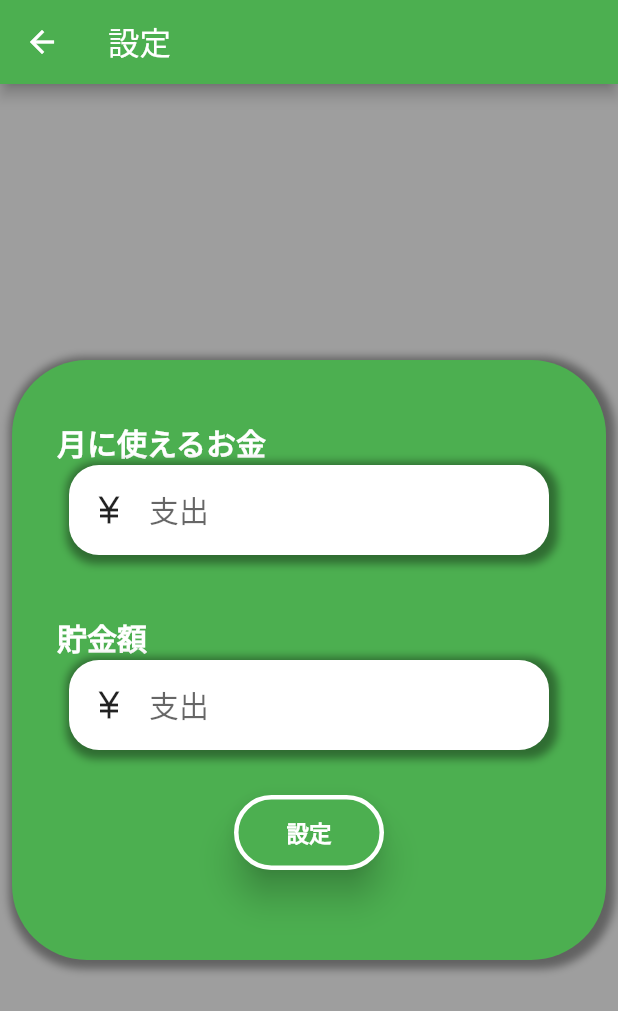
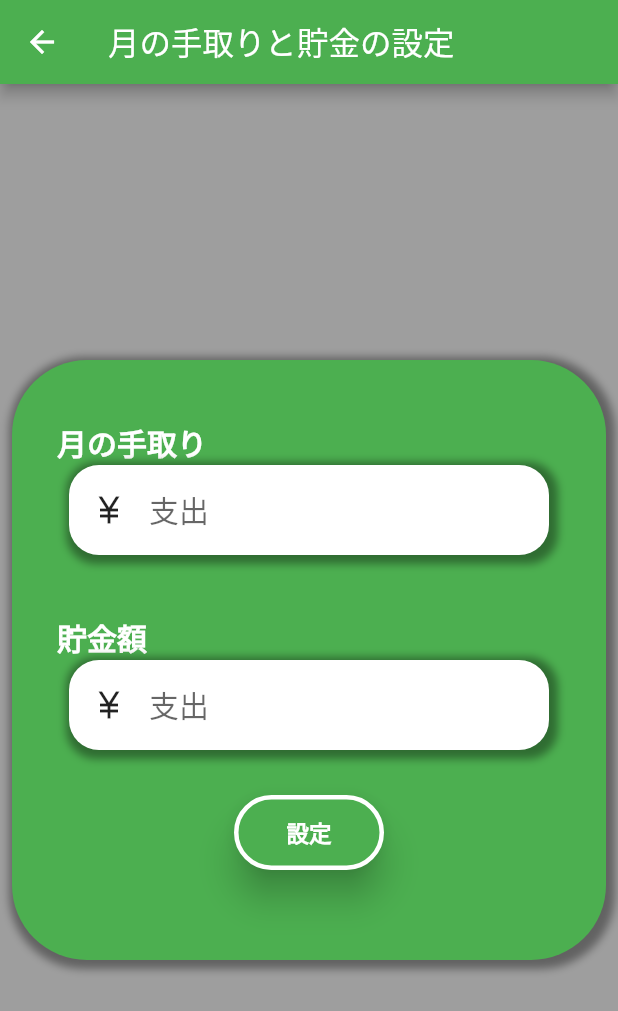
Before and after one commit to keito0612/budget_life, a Flutter app: the screen it shows after launch, after a tap on the "settings" icon, on a phone screen of 412 x 824 dp. Shown: the top 1011 px of the screen. Run offline on Flutter 3.47's test engine with Material 2 defaults, Android fonts, the phone set to English and light mode, and no system bars; our stand-ins replace flutter_riverpod, flutter_slidable, freezed_annotation, grouped_list, hooks_riverpod, shared_preferences and 1 more; accounts and stored records are empty.

Commit message:
一部修正

```diff
--- a/lib/page/balance_savingings_settings_page.dart
+++ b/lib/page/balance_savingings_settings_page.dart
@@ -25,7 +25,7 @@ class BalanceSavingSettingsPage extends ConsumerWidget {
           backgroundColor: Colors.grey,
           appBar: AppBar(
             backgroundColor: Colors.green,
-            title: const Text("設定"),
+            title: const Text("月の手取りと貯金の設定"),
           ),
           body: Center(
             child: Padding(
@@ -46,7 +46,7 @@ class BalanceSavingSettingsPage extends ConsumerWidget {
                 height: 400,
                 child: Column(
                   children: [
-                    balanceTextField(ref, "月に使えるお金"),
+                    balanceTextField(ref, "月の手取り"),
                     savingTextField("貯金額", ref),
                     settingButton(context, ref)
                   ],
--- a/lib/page/input_page.dart
+++ b/lib/page/input_page.dart
@@ -1,5 +1,5 @@
 import 'package:budget/page/expense/expense_page.dart';
-import 'package:budget/page/income_page.dart';
+import 'package:budget/page/income/income_page.dart';
 import 'package:flutter/cupertino.dart';
 import 'package:flutter/material.dart';
 import 'package:flutter_riverpod/flutter_riverpod.dart';
--- a/lib/viewModels/balance_with_saving_model.dart
+++ b/lib/viewModels/balance_with_saving_model.dart
@@ -14,15 +14,14 @@ final balanceWithSavingModelProvider =
     StateNotifierProvider<BalanceWithSavingModel, BalanceWithSaving>((ref) {
   final expenseModel = ref.watch(expenseViewModelProvider);
   final incomeModel = ref.watch(incomeViewModelProvider);
-  return BalanceWithSavingModel(ref, expenseModel, incomeModel);
+  return BalanceWithSavingModel(expenseModel, incomeModel);
 });
 
 class BalanceWithSavingModel extends StateNotifier<BalanceWithSaving> {
-  BalanceWithSavingModel(this._ref, this.expenseModel, this.incomeModel)
+  BalanceWithSavingModel(this.expenseModel, this.incomeModel)
       : super(const BalanceWithSaving()) {
     getBalanseWithSaving();
   }
-  final Ref _ref;
 
   ExpenseState expenseModel;
   IncomeState incomeModel;
```
